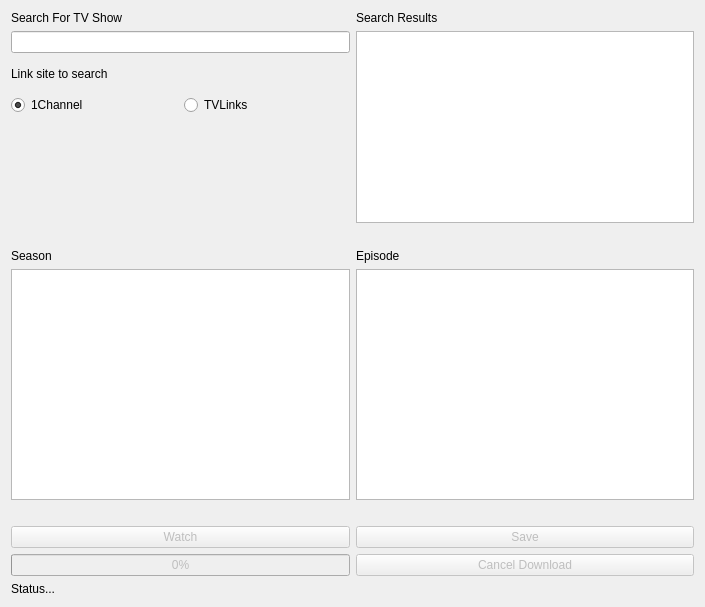
This is jankflixmodules/cli/gui.ui in fimbrethil/jankflix-python as Qt 5 draws it before an edit. The edited form follows.
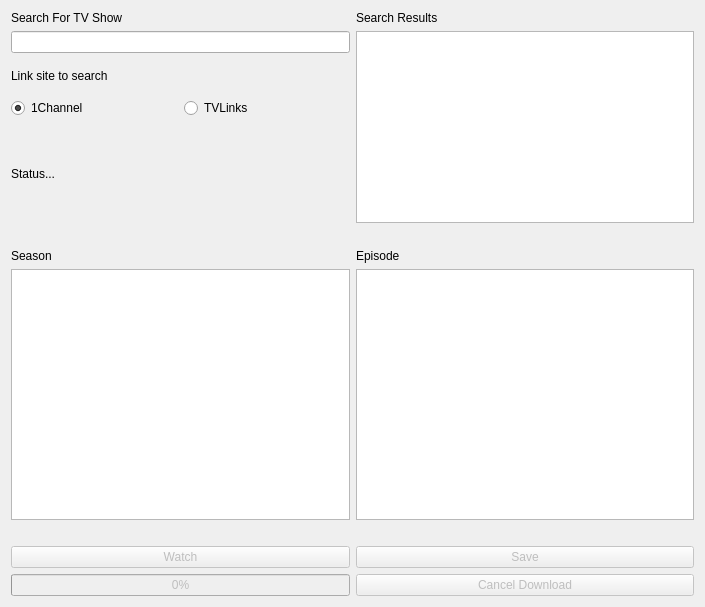
This is the edited form.

Commit message: Moved status to a more intuitive and visually apparent place

What changed in the file:
```diff
--- a/jankflixmodules/cli/gui.ui
+++ b/jankflixmodules/cli/gui.ui
@@ -75,13 +75,6 @@
        </property>
       </widget>
      </item>
-     <item row="17" column="0" colspan="2">
-      <widget class="QLabel" name="myStatusLabel">
-       <property name="text">
-        <string>Status...</string>
-       </property>
-      </widget>
-     </item>
      <item row="13" column="0">
       <widget class="QListView" name="mySeasonListView">
        <property name="editTriggers">
@@ -184,6 +177,13 @@
        </item>
       </layout>
      </item>
+     <item row="6" column="0" rowspan="3">
+      <widget class="QLabel" name="myStatusLabel">
+       <property name="text">
+        <string>Status...</string>
+       </property>
+      </widget>
+     </item>
     </layout>
    </item>
   </layout>
```
The commit also changes 1 other file.
